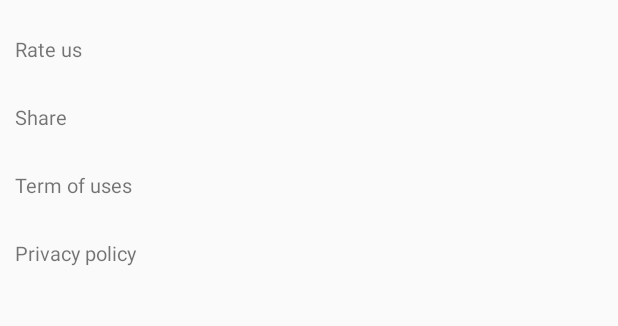
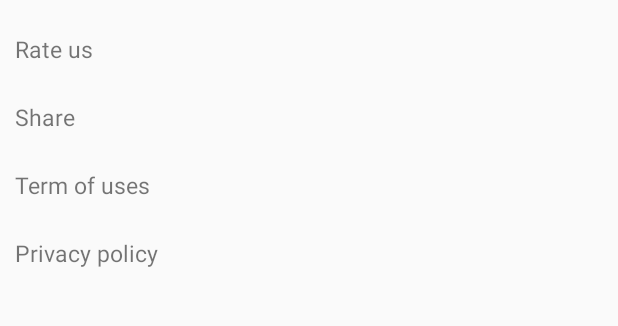
Before and after one commit to ashujhaji/Chatty, an Android app: the SettingsActivity screen opened directly, with no data from a screen before it, after a tap on "Rate us", on a phone screen of 412 x 824 dp, the part 84-410 px from its top. Run offline under Robolectric (Android 15) with nearby library versions, the phone set to English and light mode, and no system bars.

Commit message:
settings activity created

```diff
--- a/app/build.gradle
+++ b/app/build.gradle
@@ -43,6 +43,7 @@ dependencies {
     implementation 'com.google.firebase:firebase-database:19.3.1'
     implementation 'com.google.firebase:firebase-ads:19.3.0'
     implementation 'com.google.firebase:firebase-config:19.2.0'
+    implementation 'androidx.browser:browser:1.2.0'
     implementation 'com.airbnb.android:lottie:3.4.0'
     compile files('libs/libjingle_peerconnection_java.jar')
     compile files('libs/base_java.jar')
--- a/app/src/main/java/lets/digi/talk/activity/MainActivity.java
+++ b/app/src/main/java/lets/digi/talk/activity/MainActivity.java
@@ -70,7 +70,8 @@ public class MainActivity extends AppCompatActivity {
             }
 
             case R.id.menu_settings:{
-
+                Intent intent = new Intent(this,SettingsActivity.class);
+                startActivity(intent);
                 return true;
             }
 
--- a/app/src/main/java/lets/digi/talk/activity/SettingsActivity.java
+++ b/app/src/main/java/lets/digi/talk/activity/SettingsActivity.java
@@ -1,6 +1,8 @@
 package lets.digi.talk.activity;
 
+import android.content.Context;
 import android.content.Intent;
+import android.net.Uri;
 import android.os.Bundle;
 import android.view.View;
 import android.widget.TextView;
@@ -8,6 +10,7 @@ import android.widget.TextView;
 import androidx.annotation.Nullable;
 import androidx.appcompat.app.AppCompatActivity;
 import androidx.appcompat.widget.Toolbar;
+import androidx.browser.customtabs.CustomTabsIntent;
 
 import lets.digi.talk.R;
 import lets.digi.talk.util.Constant;
@@ -64,11 +67,19 @@ public class SettingsActivity extends AppCompatActivity implements View.OnClickL
                 startActivity(Intent.createChooser(intent, "Share via"));
             }
             case R.id.term_of_uses:{
-
+                openUrl(this,Uri.parse(""));
             }
             case R.id.privacy_policy:{
-
+                openUrl(this,Uri.parse("https://vidakrtk.blogspot.com/2020/08/privacy-policy.html"));
             }
         }
     }
+
+    private void openUrl(Context context, Uri uri){
+        CustomTabsIntent.Builder builder = new CustomTabsIntent.Builder()
+                .enableUrlBarHiding();
+        CustomTabsIntent customTabsIntent = builder.build();
+        customTabsIntent.intent.addFlags(Intent.FLAG_GRANT_READ_URI_PERMISSION);
+        customTabsIntent.launchUrl(context, uri);
+    }
 }
--- a/app/src/main/res/layout/activity_settings.xml
+++ b/app/src/main/res/layout/activity_settings.xml
@@ -7,7 +7,8 @@
     <androidx.appcompat.widget.Toolbar
         android:layout_width="match_parent"
         android:layout_height="?actionBarSize"
-        android:id="@+id/toolbar"/>
+        android:id="@+id/toolbar"
+        android:background="@color/white"/>
 
     <androidx.core.widget.NestedScrollView
         android:layout_width="match_parent"
@@ -23,28 +24,28 @@
                 android:layout_width="match_parent"
                 android:layout_height="@dimen/forty_five_dp"
                 android:gravity="center_vertical"
-                android:textSize="@dimen/thirteen_sp"
+                android:textSize="@dimen/fifteen_sp"
                 android:text="Rate us"
                 android:id="@+id/rate_us"/>
             <androidx.appcompat.widget.AppCompatTextView
                 android:layout_width="match_parent"
                 android:layout_height="@dimen/forty_five_dp"
                 android:gravity="center_vertical"
-                android:textSize="@dimen/thirteen_sp"
+                android:textSize="@dimen/fifteen_sp"
                 android:text="Share"
                 android:id="@+id/share"/>
             <androidx.appcompat.widget.AppCompatTextView
                 android:layout_width="match_parent"
                 android:layout_height="@dimen/forty_five_dp"
                 android:gravity="center_vertical"
-                android:textSize="@dimen/thirteen_sp"
+                android:textSize="@dimen/fifteen_sp"
                 android:text="Term of uses"
                 android:id="@+id/term_of_uses"/>
             <androidx.appcompat.widget.AppCompatTextView
                 android:layout_width="match_parent"
                 android:layout_height="@dimen/forty_five_dp"
                 android:gravity="center_vertical"
-                android:textSize="@dimen/thirteen_sp"
+                android:textSize="@dimen/fifteen_sp"
                 android:text="Privacy policy"
                 android:id="@+id/privacy_policy"/>
         </LinearLayout>
```
